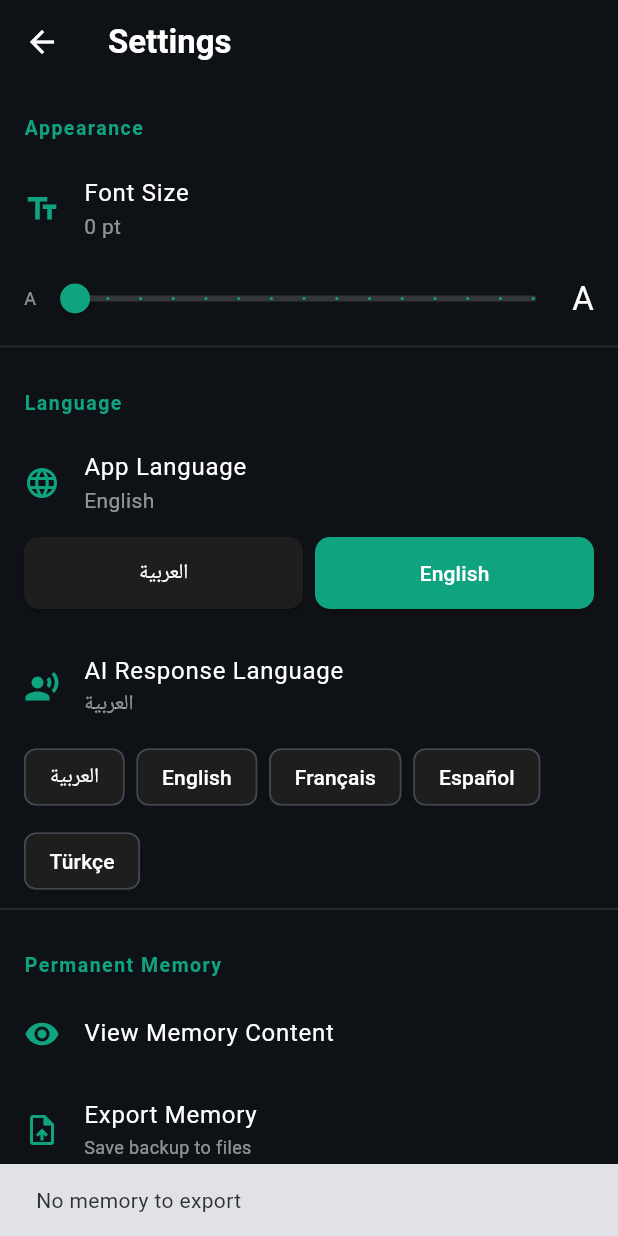
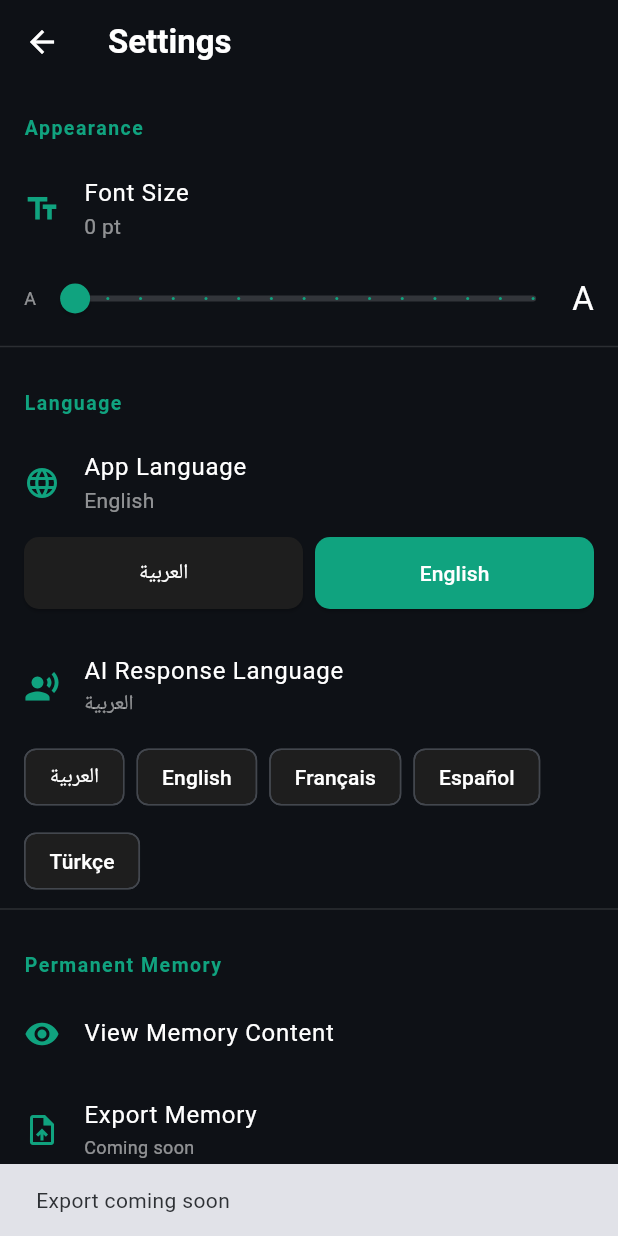
Before and after one commit to sulemanhmmada-art/ai-assistant, a Flutter app: the SettingsScreen screen opened directly with empty values, after a tap on "Export Memory", on a phone screen of 412 x 824 dp. Run offline on Flutter 3.47's test engine with Material 3 defaults, Android fonts, the phone set to English and light mode, and no system bars; our stand-ins replace dio, image_picker, shared_preferences; missing offline and left inert: gal; accounts and stored records are empty.

Commit message:
Update settings_screen.dart

```diff
--- a/lib/settings_screen.dart
+++ b/lib/settings_screen.dart
@@ -1,7 +1,5 @@
 import 'package:flutter/material.dart';
 import 'package:shared_preferences/shared_preferences.dart';
-import 'package:file_picker/file_picker.dart';
-import 'dart:io';
 import 'memory_service.dart';
 
 class SettingsScreen extends StatefulWidget {
@@ -59,91 +57,28 @@ class _SettingsScreenState extends State<SettingsScreen> {
   }
 
   Future<void> _exportMemory() async {
-    try {
-      final memoryPath = await MemoryService.getMemoryPath();
-      final convPath = await MemoryService.getConversationsPath();
-      final memoryFile = File(memoryPath);
-
-      if (!await memoryFile.exists()) {
-        if (mounted) {
-          ScaffoldMessenger.of(context).showSnackBar(
-            SnackBar(content: Text(_isArabic ? 'لا توجد ذاكرة للتصدير' : 'No memory to export')),
-          );
-        }
-        return;
-      }
-
-      final result = await FilePicker.platform.saveFile(
-        dialogTitle: _isArabic ? 'احفظ ملف الذاكرة' : 'Save memory file',
-        fileName: 'talkgpt_memory_backup.json',
-        type: FileType.custom,
-        allowedExtensions: ['json'],
-      );
-
-      if (result != null) {
-        final content = await memoryFile.readAsString();
-        final saveFile = File(result);
-        await saveFile.writeAsString(content);
-
-        final convFile = File(convPath);
-        if (await convFile.exists()) {
-          final convContent = await convFile.readAsString();
-          final convSavePath = result.replaceAll('talkgpt_memory_backup.json', 'talkgpt_conversations_backup.json');
-          final convSaveFile = File(convSavePath);
-          await convSaveFile.writeAsString(convContent);
-        }
-
     if (mounted) {
       ScaffoldMessenger.of(context).showSnackBar(
         SnackBar(
-              content: Text(_isArabic ? '✅ تم تصدير الذاكرة والمحادثات' : '✅ Memory and conversations exported'),
+          content: Text(_isArabic
+              ? 'ميزة التصدير ستُضاف قريباً'
+              : 'Export coming soon'),
           duration: const Duration(seconds: 2),
         ),
       );
     }
   }
-    } catch (e) {
-      if (mounted) {
-        ScaffoldMessenger.of(context).showSnackBar(
-          SnackBar(content: Text('Error: $e')),
-        );
-      }
-    }
-  }
 
   Future<void> _importMemory() async {
-    try {
-      final result = await FilePicker.platform.pickFiles(
-        dialogTitle: _isArabic ? 'اختر ملف الذاكرة' : 'Select memory file',
-        type: FileType.custom,
-        allowedExtensions: ['json'],
-      );
-
-      if (result != null && result.files.single.path != null) {
-        final imported = await MemoryService.importMemoryFromFile(result.files.single.path!);
-        if (imported) {
     if (mounted) {
       ScaffoldMessenger.of(context).showSnackBar(
         SnackBar(
-                content: Text(_isArabic ? '✅ تم استيراد الذاكرة بنجاح' : '✅ Memory imported successfully'),
+          content: Text(_isArabic
+              ? 'ميزة الاستيراد ستُضاف قريباً'
+              : 'Import coming soon'),
           duration: const Duration(seconds: 2),
         ),
       );
-          }
-        } else {
-          if (mounted) {
-            ScaffoldMessenger.of(context).showSnackBar(
-              SnackBar(content: Text(_isArabic ? 'فشل الاستيراد' : 'Import failed')),
-            );
-          }
-        }
-      }
-    } catch (e) {
-      if (mounted) {
-        ScaffoldMessenger.of(context).showSnackBar(
-          SnackBar(content: Text('Error: $e')),
-        );
-      }
     }
   }
 
@@ -177,7 +112,10 @@ class _SettingsScreenState extends State<SettingsScreen> {
                     child: Row(
                       crossAxisAlignment: CrossAxisAlignment.start,
                       children: [
-                        const Text('• ', style: TextStyle(color: Color(0xFF10A37F), fontSize: 18)),
+                        const Text(
+                          '• ',
+                          style: TextStyle(color: Color(0xFF10A37F), fontSize: 18),
+                        ),
                         Expanded(
                           child: Text(
                             facts[i].toString(),
@@ -222,7 +160,10 @@ class _SettingsScreenState extends State<SettingsScreen> {
             _sectionTitle(_isArabic ? 'المظهر' : 'Appearance'),
             ListTile(
               leading: const Icon(Icons.text_fields, color: Color(0xFF10A37F)),
-              title: Text(_isArabic ? 'حجم الخط' : 'Font Size', style: const TextStyle(color: Colors.white)),
+              title: Text(
+                _isArabic ? 'حجم الخط' : 'Font Size',
+                style: const TextStyle(color: Colors.white),
+              ),
               subtitle: Text(
                 '${_fontSize.toInt()} ${_isArabic ? "نقطة" : "pt"}',
                 style: const TextStyle(color: Colors.white54),
@@ -255,7 +196,10 @@ class _SettingsScreenState extends State<SettingsScreen> {
             _sectionTitle(_isArabic ? 'اللغة' : 'Language'),
             ListTile(
               leading: const Icon(Icons.language, color: Color(0xFF10A37F)),
-              title: Text(_isArabic ? 'لغة التطبيق' : 'App Language', style: const TextStyle(color: Colors.white)),
+              title: Text(
+                _isArabic ? 'لغة التطبيق' : 'App Language',
+                style: const TextStyle(color: Colors.white),
+              ),
               subtitle: Text(
                 _locale.languageCode == 'ar' ? 'العربية' : 'English',
                 style: const TextStyle(color: Colors.white54),
@@ -292,8 +236,14 @@ class _SettingsScreenState extends State<SettingsScreen> {
             const SizedBox(height: 16),
             ListTile(
               leading: const Icon(Icons.record_voice_over, color: Color(0xFF10A37F)),
-              title: Text(_isArabic ? 'لغة ردود الذكاء الاصطناعي' : 'AI Response Language', style: const TextStyle(color: Colors.white)),
-              subtitle: Text(_geminiLanguageName(), style: const TextStyle(color: Colors.white54)),
+              title: Text(
+                _isArabic ? 'لغة ردود الذكاء الاصطناعي' : 'AI Response Language',
+                style: const TextStyle(color: Colors.white),
+              ),
+              subtitle: Text(
+                _geminiLanguageName(),
+                style: const TextStyle(color: Colors.white54),
+              ),
             ),
             Padding(
               padding: const EdgeInsets.symmetric(horizontal: 16),
@@ -313,23 +263,32 @@ class _SettingsScreenState extends State<SettingsScreen> {
             _sectionTitle(_isArabic ? 'الذاكرة المؤبدة' : 'Permanent Memory'),
             ListTile(
               leading: const Icon(Icons.visibility, color: Color(0xFF10A37F)),
-              title: Text(_isArabic ? 'عرض محتوى الذاكرة' : 'View Memory Content', style: const TextStyle(color: Colors.white)),
+              title: Text(
+                _isArabic ? 'عرض محتوى الذاكرة' : 'View Memory Content',
+                style: const TextStyle(color: Colors.white),
+              ),
               onTap: _showMemoryContent,
             ),
             ListTile(
               leading: const Icon(Icons.upload_file, color: Color(0xFF10A37F)),
-              title: Text(_isArabic ? 'تصدير الذاكرة' : 'Export Memory', style: const TextStyle(color: Colors.white)),
+              title: Text(
+                _isArabic ? 'تصدير الذاكرة' : 'Export Memory',
+                style: const TextStyle(color: Colors.white),
+              ),
               subtitle: Text(
-                _isArabic ? 'حفظ نسخة احتياطية في ملفاتي' : 'Save backup to files',
+                _isArabic ? 'قريباً' : 'Coming soon',
                 style: const TextStyle(color: Colors.white54, fontSize: 12),
               ),
               onTap: _exportMemory,
             ),
             ListTile(
               leading: const Icon(Icons.download, color: Color(0xFF10A37F)),
-              title: Text(_isArabic ? 'استيراد الذاكرة' : 'Import Memory', style: const TextStyle(color: Colors.white)),
+              title: Text(
+                _isArabic ? 'استيراد الذاكرة' : 'Import Memory',
+                style: const TextStyle(color: Colors.white),
+              ),
               subtitle: Text(
-                _isArabic ? 'استعادة من نسخة احتياطية' : 'Restore from backup',
+                _isArabic ? 'قريباً' : 'Coming soon',
                 style: const TextStyle(color: Colors.white54, fontSize: 12),
               ),
               onTap: _importMemory,
@@ -347,7 +306,10 @@ class _SettingsScreenState extends State<SettingsScreen> {
                   context: context,
                   builder: (context) => AlertDialog(
                     backgroundColor: const Color(0xFF16213E),
-                    title: Text(_isArabic ? 'تأكيد' : 'Confirm', style: const TextStyle(color: Colors.white)),
+                    title: Text(
+                      _isArabic ? 'تأكيد' : 'Confirm',
+                      style: const TextStyle(color: Colors.white),
+                    ),
                     content: Text(
                       _isArabic
                           ? 'سيتم حذف جميع المحادثات، لكن الذاكرة ستبقى.'
@@ -386,7 +348,10 @@ class _SettingsScreenState extends State<SettingsScreen> {
                   context: context,
                   builder: (context) => AlertDialog(
                     backgroundColor: const Color(0xFF16213E),
-                    title: Text(_isArabic ? 'تأكيد' : 'Confirm', style: const TextStyle(color: Colors.white)),
+                    title: Text(
+                      _isArabic ? 'تأكيد' : 'Confirm',
+                      style: const TextStyle(color: Colors.white),
+                    ),
                     content: Text(
                       _isArabic
                           ? 'سيتم حذف كل المعلومات الشخصية المحفوظة. لا يمكن التراجع.'
@@ -409,7 +374,11 @@ class _SettingsScreenState extends State<SettingsScreen> {
                           if (mounted) {
                             Navigator.pop(context);
                             ScaffoldMessenger.of(context).showSnackBar(
-                              SnackBar(content: Text(_isArabic ? 'تم حذف الذاكرة' : 'Memory deleted')),
+                              SnackBar(
+                                content: Text(
+                                  _isArabic ? 'تم حذف الذاكرة' : 'Memory deleted',
+                                ),
+                              ),
                             );
                           }
                         },
@@ -436,16 +405,26 @@ class _SettingsScreenState extends State<SettingsScreen> {
 
   String _geminiLanguageName() {
     switch (_geminiLanguage) {
-      case 'ar': return 'العربية';
-      case 'en': return 'English';
-      case 'fr': return 'Français';
-      case 'es': return 'Español';
-      case 'tr': return 'Türkçe';
-      default: return 'العربية';
+      case 'ar':
+        return 'العربية';
+      case 'en':
+        return 'English';
+      case 'fr':
+        return 'Français';
+      case 'es':
+        return 'Español';
+      case 'tr':
+        return 'Türkçe';
+      default:
+        return 'العربية';
     }
   }
 
-  Widget _langButton({required String label, required bool selected, required VoidCallback onTap}) {
+  Widget _langButton({
+    required String label,
+    required bool selected,
+    required VoidCallback onTap,
+  }) {
     return ElevatedButton(
       style: ElevatedButton.styleFrom(
         backgroundColor: selected ? const Color(0xFF10A37F) : const Color(0xFF1E1E1E),
```
Lines whose indentation alone changed are shown as unchanged.
